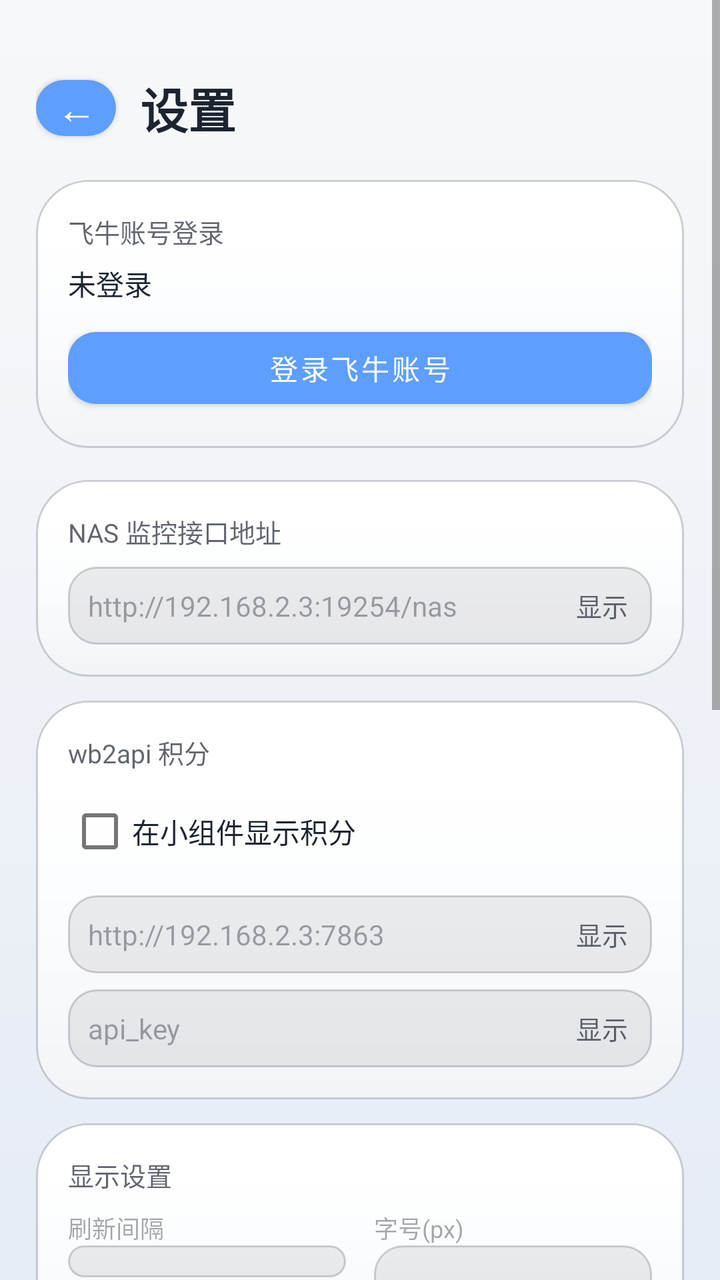
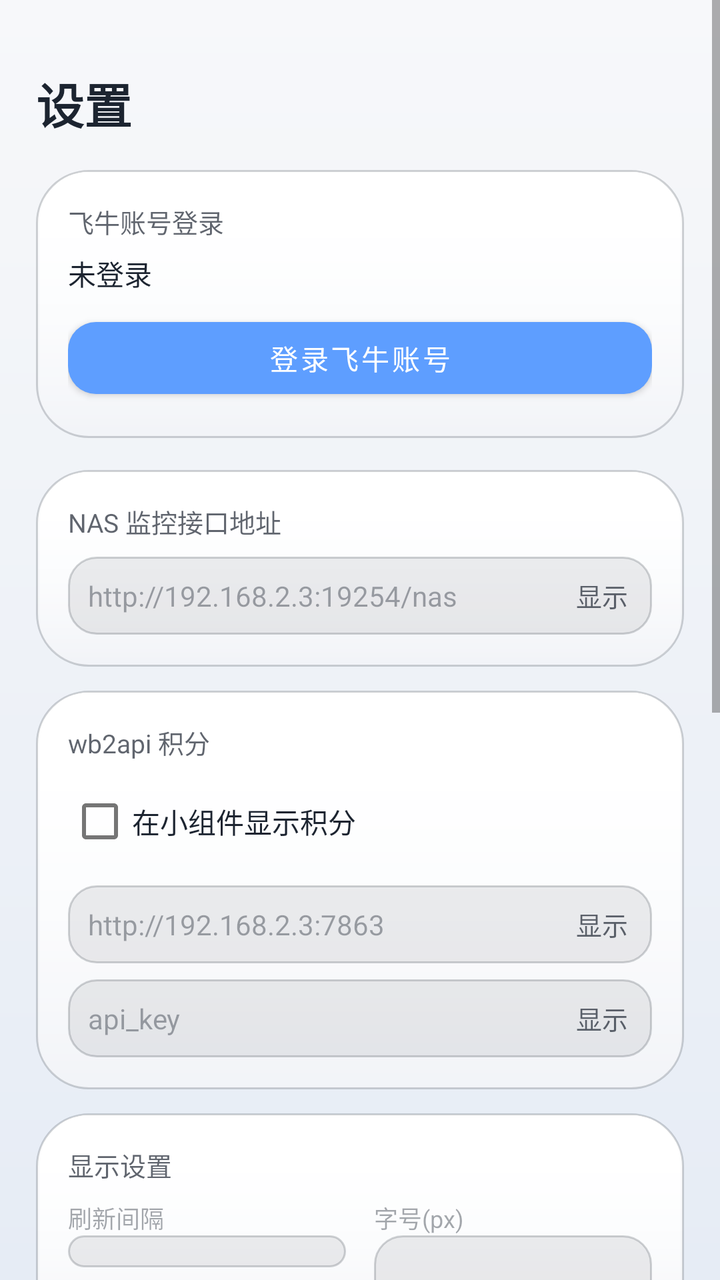

An Android layout rendered at two revisions. The XML below is the earlier revision; the diff shows what the commit changed to produce the second picture.
<!-- AndroidManifest.xml: application theme Theme.NasWidget -->
<!-- res/layout/fragment_settings.xml -->
<?xml version="1.0" encoding="utf-8"?>
<LinearLayout xmlns:android="http://schemas.android.com/apk/res/android"
    xmlns:app="http://schemas.android.com/apk/res-auto"
    android:layout_width="match_parent"
    android:layout_height="match_parent"
    android:orientation="vertical"
    android:background="@drawable/bg_gradient">

    <ScrollView
        android:id="@+id/settings_scroll"
        android:layout_width="match_parent"
        android:layout_height="0dp"
        android:layout_weight="1"
        android:fillViewport="true">

    <LinearLayout
        android:layout_width="match_parent"
        android:layout_height="wrap_content"
        android:orientation="vertical"
        android:padding="18dp">

        
        <LinearLayout
            android:layout_width="match_parent"
            android:layout_height="wrap_content"
            android:layout_marginTop="16dp"
            android:orientation="horizontal"
            android:gravity="center_vertical">

            <Button
                android:id="@+id/btn_back"
                android:layout_width="40dp"
                android:layout_height="40dp"
                android:minWidth="0dp"
                android:minHeight="0dp"
                android:padding="0dp"
                android:text="←"
                android:textSize="20sp" />

            <TextView
                android:layout_width="wrap_content"
                android:layout_height="wrap_content"
                android:layout_marginStart="12dp"
                android:text="设置"
                android:textColor="@color/app_text_primary"
                android:textSize="24sp"
                android:textStyle="bold" />
        </LinearLayout>

        
        <LinearLayout
            android:layout_width="match_parent"
            android:layout_height="wrap_content"
            android:layout_marginTop="16dp"
            android:orientation="vertical"
            android:background="@drawable/app_card"
            android:padding="16dp">

            <TextView
                android:layout_width="wrap_content"
                android:layout_height="wrap_content"
                android:text="飞牛账号登录"
                android:textColor="@color/app_text_secondary"
                android:textSize="13sp" />

            <TextView
                android:id="@+id/tv_login_status"
                android:layout_width="match_parent"
                android:layout_height="wrap_content"
                android:layout_marginTop="6dp"
                android:text="未登录"
                android:textColor="@color/app_text_primary"
                android:textSize="14sp" />

            <Button
                android:id="@+id/btn_login"
                android:layout_width="match_parent"
                android:layout_height="wrap_content"
                android:layout_marginTop="8dp"
                android:text="登录飞牛账号" />
        </LinearLayout>

        
        <LinearLayout
            android:layout_width="match_parent"
            android:layout_height="wrap_content"
            android:layout_marginTop="16dp"
            android:orientation="vertical"
            android:background="@drawable/app_card"
            android:padding="16dp">

            <TextView
                android:layout_width="wrap_content"
                android:layout_height="wrap_content"
                android:text="NAS 监控接口地址"
                android:textColor="@color/app_text_secondary"
                android:textSize="13sp" />

            <FrameLayout
                android:layout_width="match_parent"
                android:layout_height="wrap_content"
                android:layout_marginTop="8dp">

                <EditText
                    android:id="@+id/et_url"
                    android:layout_width="match_parent"
                    android:layout_height="wrap_content"
                    android:padding="10dp"
                    android:paddingEnd="56dp"
                    android:hint="http://192.168.2.3:19254/nas"
                    android:inputType="textUri"
                    android:textColor="@color/app_text_primary"
                    android:textColorHint="@color/app_text_hint"
                    android:textSize="14sp"
                    android:background="@drawable/edit_bg" />

                <TextView
                    android:id="@+id/btn_toggle_url"
                    android:layout_width="wrap_content"
                    android:layout_height="match_parent"
                    android:layout_gravity="end|center_vertical"
                    android:gravity="center"
                    android:paddingStart="12dp"
                    android:paddingEnd="12dp"
                    android:text="显示"
                    android:textColor="@color/app_text_secondary"
                    android:textSize="13sp" />
            </FrameLayout>
        </LinearLayout>

        
        <LinearLayout
            android:layout_width="match_parent"
            android:layout_height="wrap_content"
            android:layout_marginTop="12dp"
            android:orientation="vertical"
            android:background="@drawable/app_card"
            android:padding="16dp">

            <TextView
                android:layout_width="wrap_content"
                android:layout_height="wrap_content"
                android:text="wb2api 积分"
                android:textColor="@color/app_text_secondary"
                android:textSize="13sp" />

            <CheckBox
                android:id="@+id/cb_wb2api"
                android:layout_width="wrap_content"
                android:layout_height="wrap_content"
                android:layout_marginTop="6dp"
                android:text="在小组件显示积分"
                android:textColor="@color/app_text_primary"
                android:textSize="14sp" />

            <FrameLayout
                android:layout_width="match_parent"
                android:layout_height="wrap_content"
                android:layout_marginTop="8dp">

                <EditText
                    android:id="@+id/et_wb2api_base"
                    android:layout_width="match_parent"
                    android:layout_height="wrap_content"
                    android:padding="10dp"
                    android:paddingEnd="56dp"
                    android:hint="http://192.168.2.3:7863"
                    android:inputType="textUri"
                    android:textColor="@color/app_text_primary"
                    android:textColorHint="@color/app_text_hint"
                    android:textSize="14sp"
                    android:background="@drawable/edit_bg" />

                <TextView
                    android:id="@+id/btn_toggle_wb2api_base"
                    android:layout_width="wrap_content"
                    android:layout_height="match_parent"
                    android:layout_gravity="end|center_vertical"
                    android:gravity="center"
                    android:paddingStart="12dp"
                    android:paddingEnd="12dp"
                    android:text="显示"
                    android:textColor="@color/app_text_secondary"
                    android:textSize="13sp" />
            </FrameLayout>

            <FrameLayout
                android:layout_width="match_parent"
                android:layout_height="wrap_content"
                android:layout_marginTop="8dp">

                <EditText
                    android:id="@+id/et_wb2api_key"
                    android:layout_width="match_parent"
                    android:layout_height="wrap_content"
                    android:padding="10dp"
                    android:paddingEnd="56dp"
                    android:hint="api_key"
                    android:inputType="text"
                    android:textColor="@color/app_text_primary"
                    android:textColorHint="@color/app_text_hint"
                    android:textSize="14sp"
                    android:background="@drawable/edit_bg" />

                <TextView
                    android:id="@+id/btn_toggle_wb2api_key"
                    android:layout_width="wrap_content"
                    android:layout_height="match_parent"
                    android:layout_gravity="end|center_vertical"
                    android:gravity="center"
                    android:paddingStart="12dp"
                    android:paddingEnd="12dp"
                    android:text="显示"
                    android:textColor="@color/app_text_secondary"
                    android:textSize="13sp" />
            </FrameLayout>
        </LinearLayout>

        
        <LinearLayout
            android:layout_width="match_parent"
            android:layout_height="wrap_content"
            android:layout_marginTop="12dp"
            android:orientation="vertical"
            android:background="@drawable/app_card"
            android:padding="16dp">

            <TextView
                android:layout_width="wrap_content"
                android:layout_height="wrap_content"
                android:text="显示设置"
                android:textColor="@color/app_text_secondary"
                android:textSize="13sp" />

            <LinearLayout
                android:layout_width="match_parent"
                android:layout_height="wrap_content"
                android:layout_marginTop="8dp"
                android:orientation="horizontal">

                <LinearLayout
                    android:layout_width="0dp"
                    android:layout_height="wrap_content"
                    android:layout_weight="1"
                    android:orientation="vertical">

                    <TextView
                        android:layout_width="wrap_content"
                        android:layout_height="wrap_content"
                        android:text="刷新间隔"
                        android:textColor="@color/app_text_hint"
                        android:textSize="12sp" />

                    <Spinner
                        android:id="@+id/sp_refresh"
                        android:layout_width="match_parent"
                        android:layout_height="wrap_content"
                        android:minHeight="0dp"
                        android:padding="8dp"
                        android:background="@drawable/spinner_bg" />
                </LinearLayout>

                <LinearLayout
                    android:layout_width="0dp"
                    android:layout_height="wrap_content"
                    android:layout_weight="1"
                    android:layout_marginStart="14dp"
                    android:orientation="vertical">

                    <TextView
                        android:layout_width="wrap_content"
                        android:layout_height="wrap_content"
                        android:text="字号(px)"
                        android:textColor="@color/app_text_hint"
                        android:textSize="12sp" />

                    <EditText
                        android:id="@+id/et_font_size"
                        android:layout_width="match_parent"
                        android:layout_height="wrap_content"
                        android:inputType="number"
                        android:singleLine="true"
                        android:padding="8dp"
                        android:textColor="@color/app_text_primary"
                        android:textColorHint="@color/app_text_hint"
                        android:background="@drawable/edit_bg" />
                </LinearLayout>
            </LinearLayout>
        </LinearLayout>

        
        <LinearLayout
            android:layout_width="match_parent"
            android:layout_height="wrap_content"
            android:layout_marginTop="12dp"
            android:orientation="vertical"
            android:background="@drawable/app_card"
            android:padding="16dp">

            <TextView
                android:layout_width="wrap_content"
                android:layout_height="wrap_content"
                android:text="外观"
                android:textColor="@color/app_text_secondary"
                android:textSize="13sp" />

            <Button
                android:id="@+id/btn_toggle_theme"
                android:layout_width="match_parent"
                android:layout_height="wrap_content"
                android:layout_marginTop="8dp"
                android:text="深色" />
        </LinearLayout>

        
        <LinearLayout
            android:layout_width="match_parent"
            android:layout_height="wrap_content"
            android:layout_marginTop="12dp"
            android:orientation="vertical"
            android:background="@drawable/app_card"
            android:padding="16dp">

            <TextView
                android:id="@+id/tv_version"
                android:layout_width="wrap_content"
                android:layout_height="wrap_content"
                android:text="v1.0.0"
                android:textColor="@color/app_text_secondary"
                android:textSize="13sp" />

            <Button
                android:id="@+id/btn_check_update"
                android:layout_width="match_parent"
                android:layout_height="wrap_content"
                android:layout_marginTop="8dp"
                android:text="检查更新" />

            <TextView
                android:id="@+id/tv_update_status"
                android:layout_width="match_parent"
                android:layout_height="wrap_content"
                android:layout_marginTop="6dp"
                android:textColor="@color/app_text_hint"
                android:textSize="12sp" />
        </LinearLayout>

        
        <LinearLayout
            android:layout_width="match_parent"
            android:layout_height="wrap_content"
            android:layout_marginTop="12dp"
            android:orientation="vertical"
            android:background="@drawable/app_card"
            android:padding="16dp">

            <TextView
                android:layout_width="wrap_content"
                android:layout_height="wrap_content"
                android:text="备份与恢复"
                android:textColor="@color/app_text_secondary"
                android:textSize="13sp" />

            <Button
                android:id="@+id/btn_backup"
                android:layout_width="match_parent"
                android:layout_height="wrap_content"
                android:layout_marginTop="8dp"
                android:text="复制配置到剪贴板" />

            <Button
                android:id="@+id/btn_restore"
                android:layout_width="match_parent"
                android:layout_height="wrap_content"
                android:layout_marginTop="8dp"
                android:text="从剪贴板恢复配置" />

            <TextView
                android:id="@+id/tv_backup_status"
                android:layout_width="match_parent"
                android:layout_height="wrap_content"
                android:layout_marginTop="6dp"
                android:textColor="@color/app_text_hint"
                android:textSize="12sp" />
        </LinearLayout>

    </LinearLayout>
    </ScrollView>
</LinearLayout>
<!-- resources referenced by this layout -->
<resources>
  <color name="app_text_hint">#661C2430</color>
  <color name="app_text_primary">#FF1C2430</color>
  <color name="app_text_secondary">#B31C2430</color>
  <!-- drawable bg_gradient (drawable) -->
  <?xml version="1.0" encoding="utf-8"?>
  <shape xmlns:android="http://schemas.android.com/apk/res/android"
      android:shape="rectangle">
      <gradient
          android:angle="270"
          android:startColor="@color/app_gradient_start"
          android:endColor="@color/app_gradient_end" />
  </shape>
  <!-- drawable edit_bg (drawable) -->
  <?xml version="1.0" encoding="utf-8"?>
  <shape xmlns:android="http://schemas.android.com/apk/res/android">
      <corners android:radius="14dp" />
      <solid android:color="@color/app_input_bg" />
      <stroke
          android:width="1dp"
          android:color="@color/app_card_border" />
      <padding
          android:left="10dp"
          android:top="6dp"
          android:right="10dp"
          android:bottom="6dp" />
  </shape>
  <!-- drawable spinner_bg (drawable) -->
  <?xml version="1.0" encoding="utf-8"?>
  <shape xmlns:android="http://schemas.android.com/apk/res/android">
      <corners android:radius="14dp" />
      <solid android:color="@color/app_input_bg" />
      <stroke
          android:width="1dp"
          android:color="@color/app_card_border" />
      <padding
          android:left="10dp"
          android:top="8dp"
          android:right="10dp"
          android:bottom="8dp" />
  </shape>
  <style name="Theme.NasWidget" parent="Theme.MaterialComponents.DayNight.NoActionBar">
          <item name="colorPrimary">@color/app_primary</item>
          <item name="colorOnPrimary">@android:color/white</item>
          <item name="colorPrimaryVariant">@color/app_primary_variant</item>
          <item name="colorSecondary">@color/app_secondary</item>
          <item name="colorOnSecondary">@android:color/white</item>
          <item name="android:statusBarColor">@android:color/transparent</item>
          <item name="android:windowLightStatusBar">true</item>
          <item name="shapeAppearanceSmallComponent">@style/ShapeAppearance.NasWidget.Small</item>
          <item name="shapeAppearanceMediumComponent">@style/ShapeAppearance.NasWidget.Medium</item>
          <item name="shapeAppearanceLargeComponent">@style/ShapeAppearance.NasWidget.Large</item>
      </style>
  <color name="app_card_start">#FFFFFFFF</color>
  <color name="app_card_end">#FFF2F4F8</color>
  <color name="app_card_border">#331C2430</color>
  <color name="app_card_highlight">#FFFFFFFF</color>
  <color name="app_gradient_start">#FFF7F8FA</color>
  <color name="app_gradient_end">#FFE6ECF5</color>
  <color name="app_input_bg">#141C2430</color>
  <color name="app_primary">#FF5E9EFF</color>
  <color name="app_primary_variant">#FF4A86E8</color>
  <color name="app_secondary">#FF58D68D</color>
  <style name="ShapeAppearance.NasWidget.Small" parent="ShapeAppearance.MaterialComponents.SmallComponent">
          <item name="cornerFamily">rounded</item>
          <item name="cornerSize">14dp</item>
      </style>
  <style name="ShapeAppearance.NasWidget.Medium" parent="ShapeAppearance.MaterialComponents.MediumComponent">
          <item name="cornerFamily">rounded</item>
          <item name="cornerSize">18dp</item>
      </style>
  <style name="ShapeAppearance.NasWidget.Large" parent="ShapeAppearance.MaterialComponents.LargeComponent">
          <item name="cornerFamily">rounded</item>
          <item name="cornerSize">22dp</item>
      </style>
  <!-- unchanged entries left out for length: 1 -->
</resources>

<!-- the commit's change to res/layout/fragment_settings.xml (unified diff, before → after) -->
@@ -27,20 +27,9 @@
             android:orientation="horizontal"
             android:gravity="center_vertical">
 
-            <Button
-                android:id="@+id/btn_back"
-                android:layout_width="40dp"
-                android:layout_height="40dp"
-                android:minWidth="0dp"
-                android:minHeight="0dp"
-                android:padding="0dp"
-                android:text="←"
-                android:textSize="20sp" />
-
-            <TextView
-                android:layout_width="wrap_content"
-                android:layout_height="wrap_content"
-                android:layout_marginStart="12dp"
+            <TextView
+                android:layout_width="wrap_content"
+                android:layout_height="wrap_content"
                 android:text="设置"
                 android:textColor="@color/app_text_primary"
                 android:textSize="24sp"
